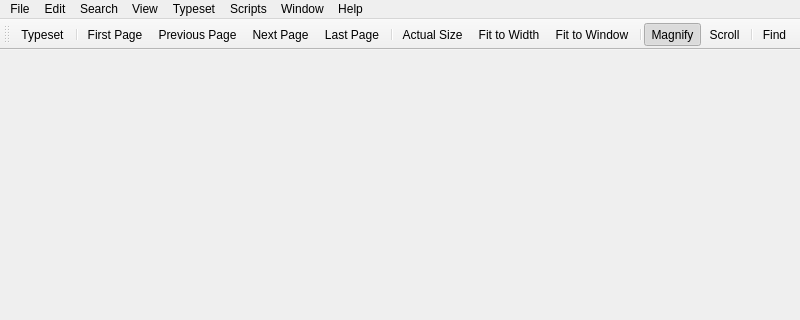
First picture: the form in src/PDFDocument.ui, repository debian-tex/texworks, before the edit; both pictures show x 0 to 800 and y 0 to 320 of the 800 by 600 pixel window.
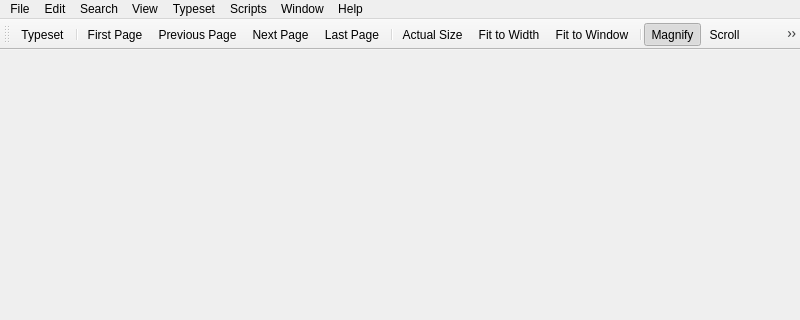
Second picture: the form after the edit. Icons and pictures are not drawn.

Diff of the .ui file:
```diff
--- a/src/PDFDocument.ui
+++ b/src/PDFDocument.ui
@@ -185,6 +185,7 @@
    <addaction name="separator"/>
    <addaction name="actionMagnify"/>
    <addaction name="actionScroll"/>
+   <addaction name="actionSelect_Text"/>
    <addaction name="separator"/>
    <addaction name="actionFind"/>
   </widget>
```
Left out of the diff: 69 changed lines with no effect on the pictures.
